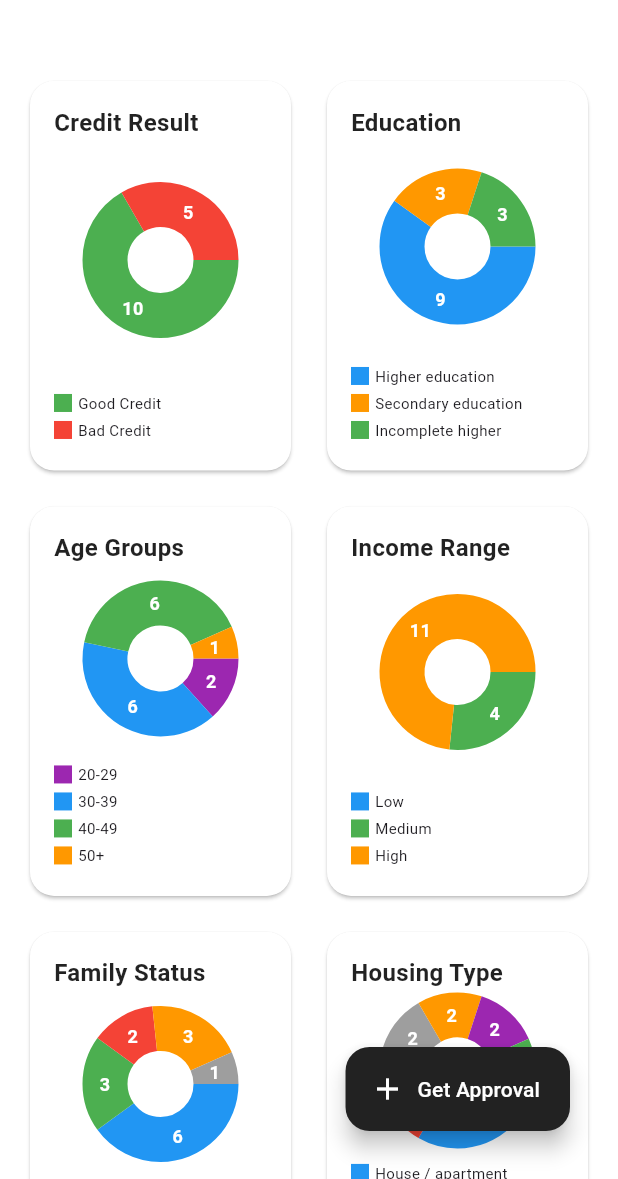
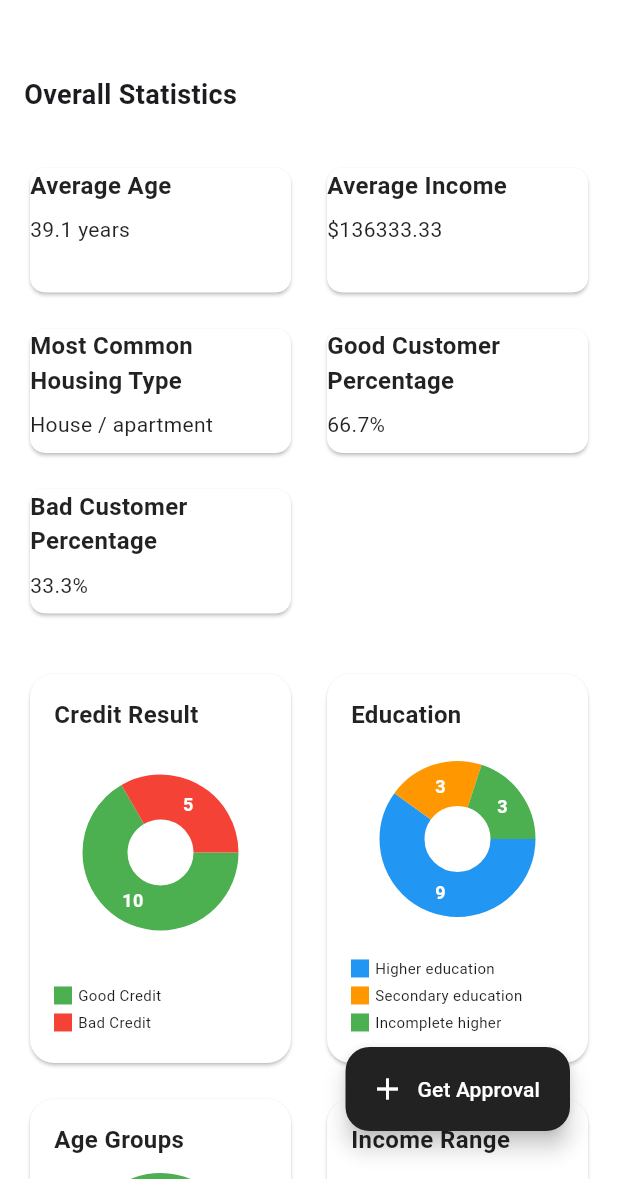
Before and after one commit to MohdSameer4532/MeeranaBanking, a Flutter app: the screen it shows after launch, after a tap on an icon or button, on a phone screen of 412 x 824 dp, the part 57-1236 px from its top. Run offline on Flutter 3.47's test engine with Material 3 defaults, Android fonts, the phone set to English and light mode, and no system bars; drawn by our look-alikes of fl_chart.

Commit message:
modified the general analtics

```diff
--- a/lib/Credit Approval/credit_home_page.dart
+++ b/lib/Credit Approval/credit_home_page.dart
@@ -13,29 +13,76 @@ class CreditHomePage extends StatefulWidget {
 
 class _CreditHomePageState extends State<CreditHomePage> {
   List<CreditPerson> people = [];
+  double? averageAge;
+  double? averageIncome;
+  String? mostCommonHousingType;
+  double? goodCustomerPercentage;
 
   @override
   void initState() {
     super.initState();
     people = dummyCreditData;
+    _calculateAverages();
+  }
+
+  void _calculateAverages() {
+    if (people.isNotEmpty) {
+      averageAge = people.map((p) => p.yearsBirth).reduce((a, b) => a + b) / people.length;
+      averageIncome = people.map((p) => p.annualIncome).reduce((a, b) => a + b) / people.length;
+
+      Map<String, int> housingTypeCounts = {};
+      for (var person in people) {
+        housingTypeCounts[person.housingType] = (housingTypeCounts[person.housingType] ?? 0) + 1;
+      }
+      mostCommonHousingType = housingTypeCounts.entries
+          .reduce((a, b) => a.value > b.value ? a : b)
+          .key;
+
+      int goodCustomers = people.where((p) => p.result).length;
+      goodCustomerPercentage = (goodCustomers / people.length) * 100;
+    }
   }
 
   @override
   Widget build(BuildContext context) {
     return Scaffold(
-      backgroundColor: Colors.white, // Set the background color of the Scaffold
+      backgroundColor: Colors.white,
       appBar: CustomAppBar(
         c: context,
         title: 'Credit Approval',
-        backButton: true, // Enable back button
-        backgroundColor: Color.fromARGB(
-            255, 255, 255, 255), // Set the background color of the AppBar
+        backButton: true,
+        backgroundColor: Color.fromARGB(255, 255, 255, 255),
       ),
       body: SingleChildScrollView(
         child: Column(
           crossAxisAlignment: CrossAxisAlignment.start,
           children: [
             SizedBox(height: 16),
+            Padding(
+              padding: const EdgeInsets.all(16.0),
+              child: Text(
+                'Overall Statistics',
+                style: TextStyle(fontSize: 18, fontWeight: FontWeight.bold),
+              ),
+            ),
+            Padding(
+              padding: const EdgeInsets.all(16.0),
+              child: GridView.count(
+                shrinkWrap: true,
+                physics: NeverScrollableScrollPhysics(),
+                crossAxisCount: 2,
+                childAspectRatio: 2,
+                mainAxisSpacing: 16,
+                crossAxisSpacing: 16,
+                children: [
+                  _buildStatisticCard('Average Age', '${averageAge?.toStringAsFixed(1) ?? 'N/A'} years'),
+                  _buildStatisticCard('Average Income', '\$${averageIncome?.toStringAsFixed(2) ?? 'N/A'}'),
+                  _buildStatisticCard('Most Common Housing Type', mostCommonHousingType ?? 'N/A'),
+                  _buildStatisticCard('Good Customer Percentage', '${goodCustomerPercentage?.toStringAsFixed(1) ?? 'N/A'}%'),
+                  _buildStatisticCard('Bad Customer Percentage', '${goodCustomerPercentage != null ? (100 - goodCustomerPercentage!).toStringAsFixed(1) : 'N/A'}%'),
+                ],
+              ),
+            ),
             Padding(
               padding: const EdgeInsets.all(16.0),
               child: GridView.count(
@@ -79,7 +126,14 @@ class _CreditHomePageState extends State<CreditHomePage> {
                     _buildLegendItem(Colors.red, 'Rented apartment'),
                     _buildLegendItem(Colors.purple, 'Office apartment'),
                   ]),
-                  _buildEmptyCard(), // New empty card
+                  // Empty card
+                  Card(
+                    shape: RoundedRectangleBorder(borderRadius: BorderRadius.circular(16)),
+                    color: Colors.white,
+                    child: Center(
+                      child: Text(''),
+                    ),
+                  ),
                 ],
               ),
             ),
@@ -98,6 +152,37 @@ class _CreditHomePageState extends State<CreditHomePage> {
           label: Text('Get Approval', style: TextStyle(color: Colors.white)),
           icon: Icon(Icons.add, color: Colors.white),
           backgroundColor: Color.fromARGB(255, 34, 34, 34),
+        ),
+      ),
+    );
+  }
+
+  Widget _buildStatisticCard(String title, String value) {
+    return Card(
+      shape: RoundedRectangleBorder(borderRadius: BorderRadius.circular(10)),
+      color: Colors.white,
+      child: Padding(
+        padding: const EdgeInsets.all(0),
+        child: Column(
+          crossAxisAlignment: CrossAxisAlignment.start,
+          children: [
+            Text(
+              title,
+              style: TextStyle(
+                fontSize: 16,
+                fontWeight: FontWeight.bold,
+                color: Colors.black87,
+              ),
+            ),
+            SizedBox(height: 8),
+            Text(
+              value,
+              style: TextStyle(
+                fontSize: 14,
+                color: Colors.black87,
+              ),
+            ),
+          ],
         ),
       ),
     );
@@ -126,13 +211,6 @@ class _CreditHomePageState extends State<CreditHomePage> {
           ],
         ),
       ),
-    );
-  }
-
-  Widget _buildEmptyCard() {
-    return Card(
-      shape: RoundedRectangleBorder(borderRadius: BorderRadius.circular(16)),
-      color: Colors.white,
     );
   }
 
@@ -290,49 +368,50 @@ class _CreditHomePageState extends State<CreditHomePage> {
     );
   }
 
-  Map<String, int> _calculateCategoryData(List<String> data) {
-    Map<String, int> categoryMap = {};
-    for (var item in data) {
-      categoryMap[item] = (categoryMap[item] ?? 0) + 1;
+  Map<String, int> _calculateCategoryData(List<String> categories) {
+    Map<String, int> categoryCounts = {};
+    for (var category in categories) {
+      categoryCounts[category] = (categoryCounts[category] ?? 0) + 1;
     }
-    return categoryMap;
+    return categoryCounts;
   }
 
   Map<String, int> _calculateAgeGroupData() {
-    Map<String, int> ageGroupMap = {
-      '20-29': 0,
-      '30-39': 0,
-      '40-49': 0,
-      '50+': 0
-    };
+    Map<String, int> ageGroupCounts = {};
     for (var person in people) {
-      int age = (person.yearsBirth);
-      if (age >= 20 && age < 30)
-        ageGroupMap['20-29'] = (ageGroupMap['20-29'] ?? 0) + 1;
-      else if (age >= 30 && age < 40)
-        ageGroupMap['30-39'] = (ageGroupMap['30-39'] ?? 0) + 1;
-      else if (age >= 40 && age < 50)
-        ageGroupMap['40-49'] = (ageGroupMap['40-49'] ?? 0) + 1;
-      else if (age >= 50) ageGroupMap['50+'] = (ageGroupMap['50+'] ?? 0) + 1;
+      String ageGroup;
+      if (person.yearsBirth < 30) {
+        ageGroup = '20-29';
+      } else if (person.yearsBirth < 40) {
+        ageGroup = '30-39';
+      } else if (person.yearsBirth < 50) {
+        ageGroup = '40-49';
+      } else {
+        ageGroup = '50+';
+      }
+      ageGroupCounts[ageGroup] = (ageGroupCounts[ageGroup] ?? 0) + 1;
     }
-    return ageGroupMap;
+    return ageGroupCounts;
   }
 
   Map<String, int> _calculateIncomeRangeData() {
-    Map<String, int> incomeRangeMap = {'Low': 0, 'Medium': 0, 'High': 0};
+    Map<String, int> incomeRangeCounts = {};
     for (var person in people) {
-      if (person.annualIncome < 50000)
-        incomeRangeMap['Low'] = (incomeRangeMap['Low'] ?? 0) + 1;
-      else if (person.annualIncome < 100000)
-        incomeRangeMap['Medium'] = (incomeRangeMap['Medium'] ?? 0) + 1;
-      else
-        incomeRangeMap['High'] = (incomeRangeMap['High'] ?? 0) + 1;
+      String incomeRange;
+      if (person.annualIncome < 50000) {
+        incomeRange = 'Low';
+      } else if (person.annualIncome < 100000) {
+        incomeRange = 'Medium';
+      } else {
+        incomeRange = 'High';
+      }
+      incomeRangeCounts[incomeRange] = (incomeRangeCounts[incomeRange] ?? 0) + 1;
     }
-    return incomeRangeMap;
+    return incomeRangeCounts;
   }
 
-  Color _getEducationColor(String education) {
-    switch (education) {
+  Color _getEducationColor(String educationType) {
+    switch (educationType) {
       case 'Higher education':
         return Colors.blue;
       case 'Secondary education':
```
